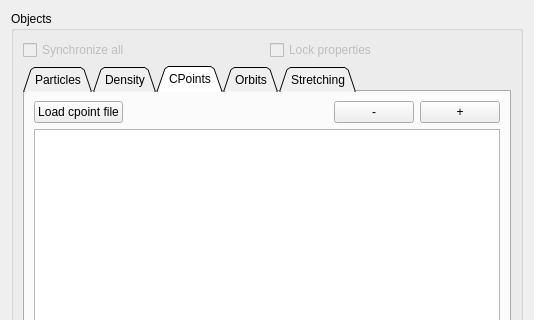
Old version of the form src/formobjectcontrol.ui in the repository jcldc/glnemo2; both pictures show x 0 to 534 and y 0 to 320 of the 534 by 1069 pixel window.
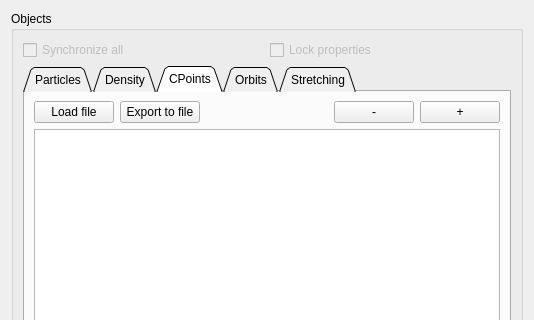
New version of the form. Icons and pictures are not drawn.

Commit message: Add export cpointsets

What changed in the file:
```diff
--- a/src/formobjectcontrol.ui
+++ b/src/formobjectcontrol.ui
@@ -1341,11 +1341,15 @@
             </property>
             <item>
              <widget class="QPushButton" name="load_cpoints_file">
-              <property name="toolTip">
-               <string>Load a cpoint description file</string>
+              <property name="text">
+               <string>Load file</string>
               </property>
+             </widget>
+            </item>
+            <item>
+             <widget class="QPushButton" name="export_cpoints_file">
               <property name="text">
-               <string>Load cpoint file</string>
+               <string>Export to file</string>
               </property>
              </widget>
             </item>
```
Left out of the diff: 6 changed lines with no effect on the pictures. The commit also changes 4 other files.
